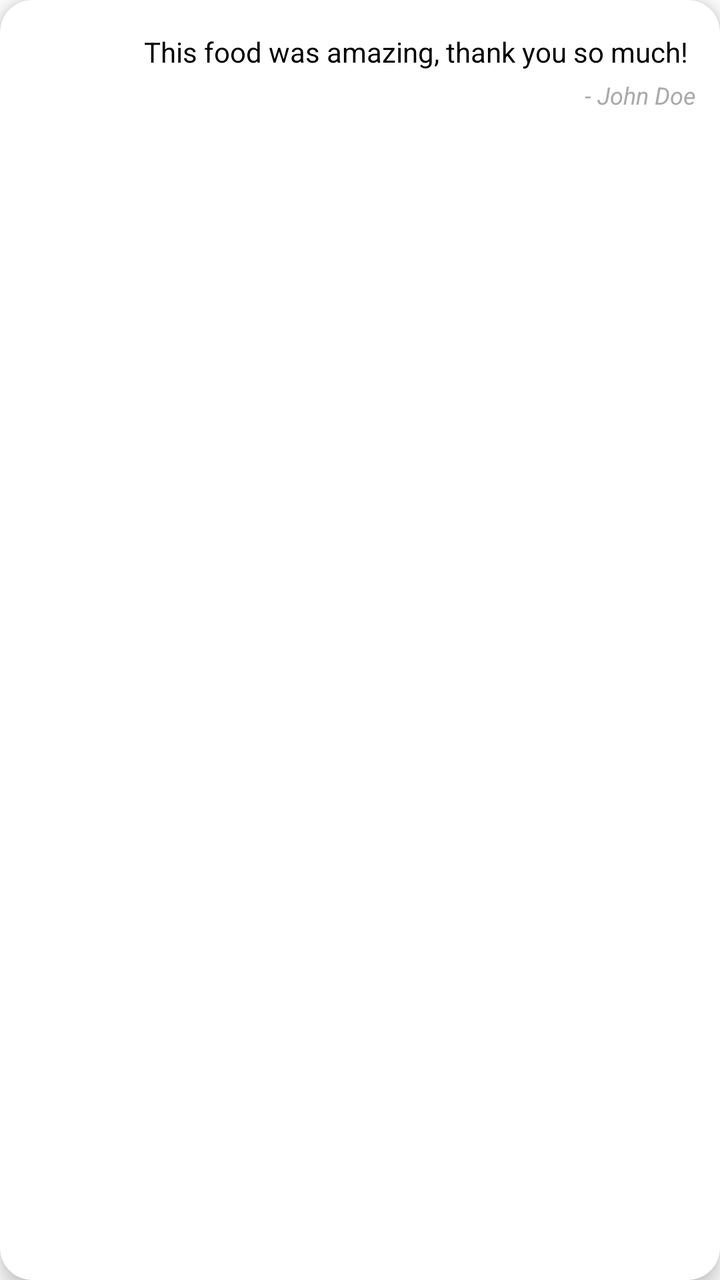
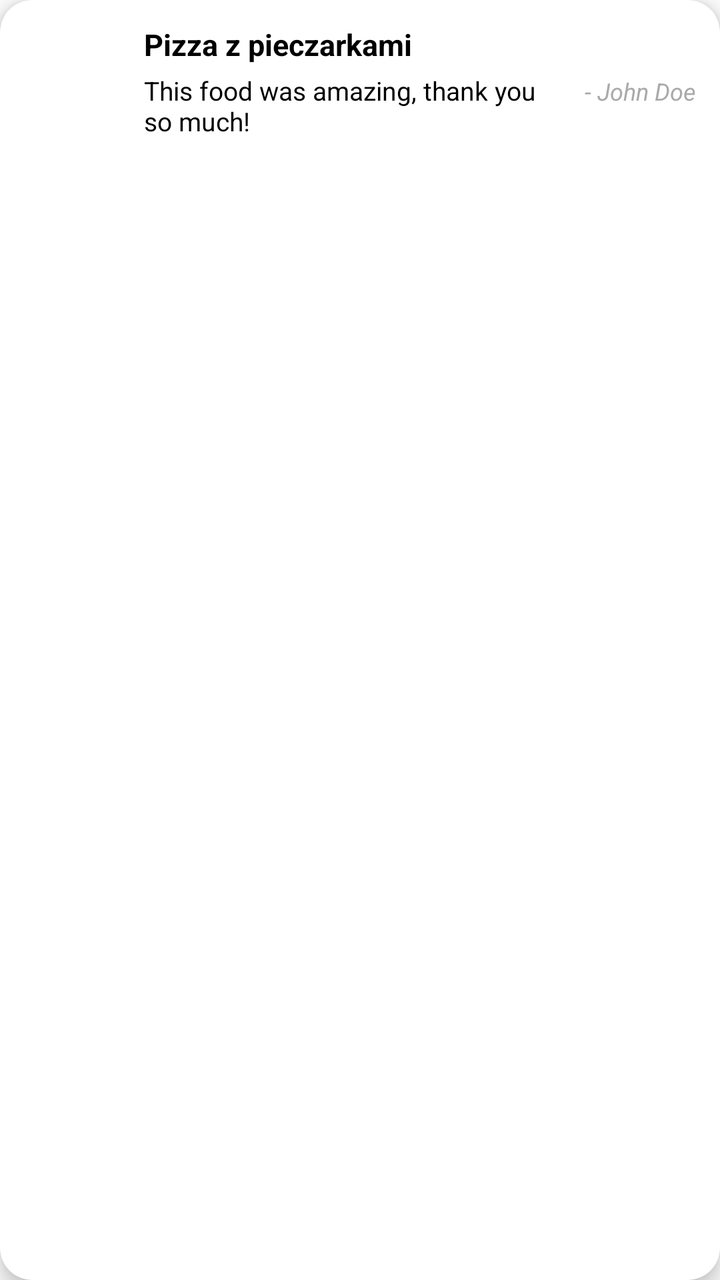

Screens rendered from an Android XML layout before and after an edit, with the pre-edit source and the edit as a unified diff.
<!-- AndroidManifest.xml: application theme Theme.Replate -->
<!-- res/layout/layout_review.xml -->
<?xml version="1.0" encoding="utf-8"?>
<androidx.cardview.widget.CardView xmlns:android="http://schemas.android.com/apk/res/android"
    xmlns:card_view="http://schemas.android.com/apk/res-auto"
    android:id="@+id/itemCard"
    android:layout_width="match_parent"
    android:layout_height="wrap_content"
    android:layout_margin="7dp"
    card_view:cardCornerRadius="16dp"
    card_view:cardElevation="6dp">

<LinearLayout
android:layout_width="match_parent"
android:layout_height="wrap_content"
android:orientation="horizontal"
android:padding="12dp"
android:gravity="center_vertical">


<TextView
    android:id="@+id/reviewScoreCircle"
    android:layout_width="48dp"
    android:layout_height="48dp"
    android:gravity="center"
    android:text="5"
    android:textSize="22dp"
    android:textColor="@android:color/white"
    android:background="@drawable/circle_background"
    android:layout_marginEnd="12dp" />


<LinearLayout
    android:layout_width="0dp"
    android:layout_height="wrap_content"
    android:layout_weight="1"
    android:orientation="vertical">

    
    <TextView
        android:id="@+id/reviewText"
        android:layout_width="match_parent"
        android:layout_height="wrap_content"
        android:text="This food was amazing, thank you so much!"
        android:textSize="14sp"
        android:textColor="@android:color/black" />

    
    <TextView
        android:id="@+id/reviewAuthorName"
        android:layout_width="match_parent"
        android:layout_height="wrap_content"
        android:gravity="end"
        android:textStyle="italic"
        android:text="- John Doe"
        android:textSize="12sp"
        android:textColor="@android:color/darker_gray"
        android:layout_marginTop="4dp" />

</LinearLayout>

</LinearLayout>

    </androidx.cardview.widget.CardView>
<!-- resources referenced by this layout -->
<resources>
  <!-- drawable circle_background (drawable) -->
  <shape xmlns:android="http://schemas.android.com/apk/res/android"
      android:shape="oval">
      <solid android:color="@android:color/white" />
  </shape>
  <style name="Theme.Replate" parent="Base.Theme.Replate" />
  <style name="Base.Theme.Replate" parent="Theme.MaterialComponents.DayNight.NoActionBar">
          
          <item name="colorPrimary">@color/brown</item>
          <item name="colorPrimaryVariant">@color/brown</item>
          <item name="colorSecondary">@color/brown</item>
  
          
          <item name="colorControlActivated">@color/brown</item>
          <item name="colorAccent">@color/brown</item>
  
          
          <item name="android:textCursorDrawable">@null</item>
  
          
          <item name="android:colorControlHighlight">@color/brown</item>
          <item name="android:colorControlNormal">@color/brown</item>
      </style>
  <color name="brown">#683D3D</color>
</resources>

<!-- the commit's change to res/layout/layout_review.xml (unified diff, before → after) -->
@@ -36,24 +36,44 @@ android:gravity="center_vertical">
 
     
     <TextView
-        android:id="@+id/reviewText"
+        android:id="@+id/parcelTitle"
         android:layout_width="match_parent"
         android:layout_height="wrap_content"
-        android:text="This food was amazing, thank you so much!"
-        android:textSize="14sp"
+        android:text="Pizza z pieczarkami"
+        android:textSize="15dp"
+        android:textStyle="bold"
         android:textColor="@android:color/black" />
 
-    
-    <TextView
-        android:id="@+id/reviewAuthorName"
+    <LinearLayout
         android:layout_width="match_parent"
         android:layout_height="wrap_content"
-        android:gravity="end"
-        android:textStyle="italic"
-        android:text="- John Doe"
-        android:textSize="12sp"
-        android:textColor="@android:color/darker_gray"
-        android:layout_marginTop="4dp" />
+        android:orientation="horizontal">
+
+        <TextView
+            android:id="@+id/reviewText"
+            android:layout_width="0dp"
+            android:layout_weight="1"
+            android:layout_height="wrap_content"
+            android:textColor="@color/black"
+            android:text="This food was amazing, thank you so much!"
+            android:textSize="13dp"
+            android:layout_marginTop="4dp" />
+
+        <TextView
+            android:id="@+id/reviewAuthorName"
+            android:layout_width="wrap_content"
+            android:layout_height="wrap_content"
+            android:gravity="end"
+            android:textStyle="italic"
+            android:text="- John Doe"
+            android:textSize="12dp"
+            android:textColor="@android:color/darker_gray"
+            android:layout_marginStart="8dp"
+            android:layout_marginTop="4dp" />
+    </LinearLayout>
+
+
+
 
 </LinearLayout>
 
<!-- resource entries referenced after the edit -->
@@ -1,5 +1,6 @@
 <!-- resources referenced by this layout -->
 <resources>
+  <color name="black">#FF000000</color>
   <!-- drawable circle_background (drawable) -->
   <shape xmlns:android="http://schemas.android.com/apk/res/android"
       android:shape="oval">
